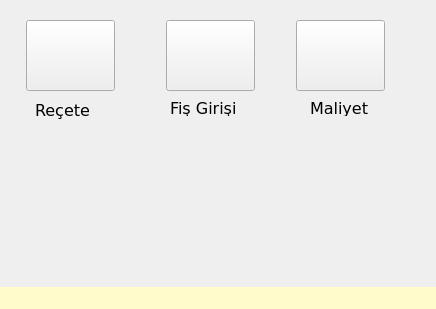
nerdogan/nenra, file mainwindow.ui: the form before one commit.
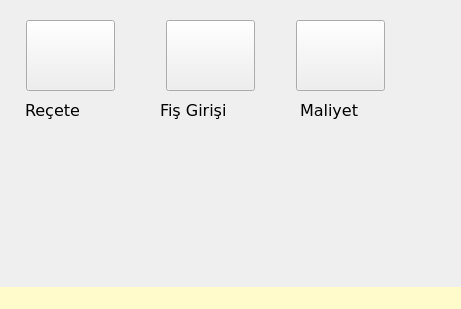
The form after the commit. Icons and pictures are not drawn.

What changed in the file:
```diff
--- a/mainwindow.ui
+++ b/mainwindow.ui
@@ -6,7 +6,7 @@
    <rect>
     <x>0</x>
     <y>0</y>
-    <width>436</width>
+    <width>461</width>
     <height>309</height>
    </rect>
   </property>
@@ -149,9 +149,9 @@
    <widget class="QLabel" name="label">
     <property name="geometry">
      <rect>
-      <x>35</x>
+      <x>25</x>
       <y>100</y>
-      <width>61</width>
+      <width>91</width>
       <height>20</height>
      </rect>
     </property>
@@ -168,10 +168,10 @@
    <widget class="QLabel" name="label_2">
     <property name="geometry">
      <rect>
-      <x>170</x>
+      <x>160</x>
       <y>100</y>
-      <width>91</width>
-      <height>16</height>
+      <width>111</width>
+      <height>20</height>
      </rect>
     </property>
     <property name="font">
@@ -220,10 +220,10 @@
    <widget class="QLabel" name="label_3">
     <property name="geometry">
      <rect>
-      <x>310</x>
+      <x>300</x>
       <y>100</y>
-      <width>61</width>
-      <height>16</height>
+      <width>91</width>
+      <height>20</height>
      </rect>
     </property>
     <property name="font">
```
Left out of the diff: 2 changed lines with no effect on the pictures.
